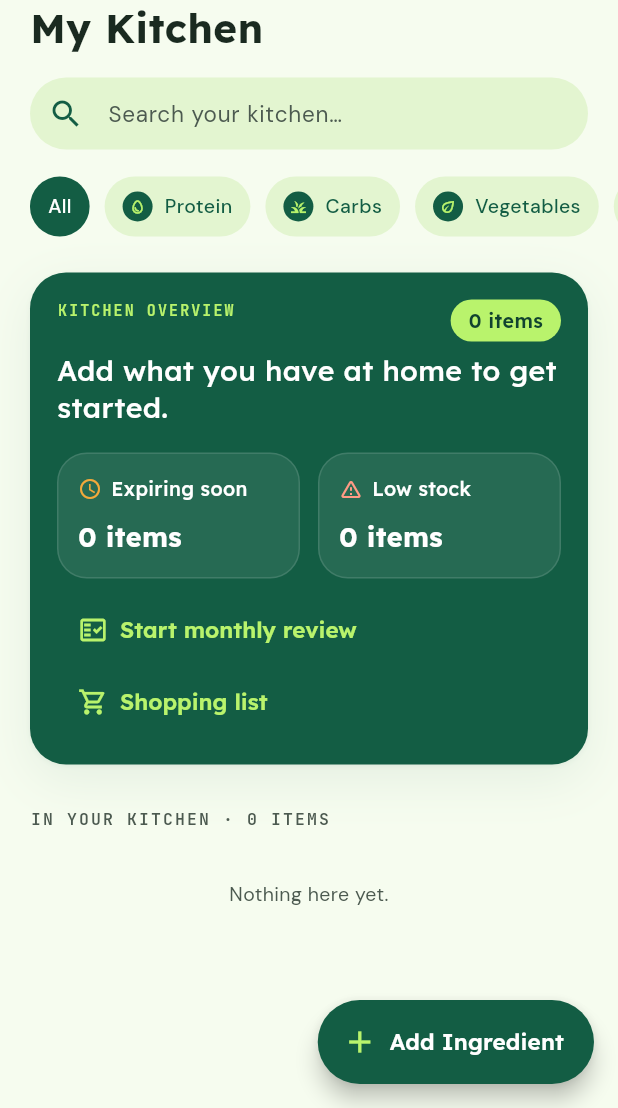
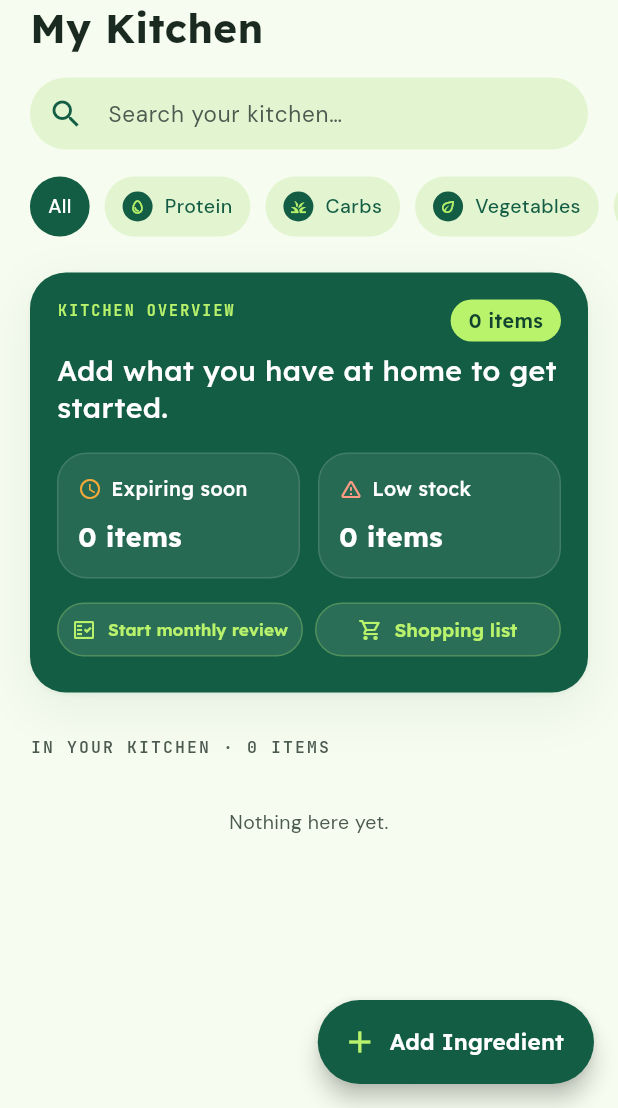
Before and after one commit to leanmuzveba/LIFE-fasting, a Flutter app: the MyKitchenScreen screen opened directly, on a phone screen of 412 x 824 dp, the part 128-1236 px from its top. Run offline on Flutter 3.47's test engine with Material 3 defaults, Android fonts, the phone set to English and light mode, and no system bars; our stand-ins replace flutter_local_notifications, flutter_riverpod, flutter_svg, image_picker, pedometer, permission_handler and 2 more; missing offline and left inert: mobile_scanner; accounts and stored records are empty.

Commit message:
My Kitchen: monthly review and shopping list side by side, smaller
Co-Authored-By: Claude Opus 5.5 <noreply@anthropic.com>

```diff
--- a/frontend/lib/features/kitchen/my_kitchen_screen.dart
+++ b/frontend/lib/features/kitchen/my_kitchen_screen.dart
@@ -246,28 +246,24 @@ class _MyKitchenScreenState extends ConsumerState<MyKitchenScreen> {
                           ],
                         ),
                         const SizedBox(height: 10),
-                        Wrap(
-                          spacing: 4,
+                        Row(
                           children: [
-                            TextButton.icon(
-                              style: TextButton.styleFrom(
-                                foregroundColor: AppColors.accent,
-                                minimumSize: const Size(48, 48),
+                            Expanded(
+                              child: _PillAction(
+                                icon: Icons.fact_check_outlined,
+                                label: l.kitchenStartReview,
+                                onTap: () =>
+                                    Navigator.of(context)
+                                        .push(MaterialPageRoute<void>(builder: (_) => const KitchenReviewScreen())),
                               ),
-                              onPressed: () =>
-                                  Navigator.of(context)
-                                      .push(MaterialPageRoute<void>(builder: (_) => const KitchenReviewScreen())),
-                              icon: const Icon(Icons.fact_check_outlined, size: 20),
-                              label: Text(l.kitchenStartReview),
                             ),
-                            TextButton.icon(
-                              style: TextButton.styleFrom(
-                                foregroundColor: AppColors.accent,
-                                minimumSize: const Size(48, 48),
+                            const SizedBox(width: 8),
+                            Expanded(
+                              child: _PillAction(
+                                icon: Icons.shopping_cart_outlined,
+                                label: l.shoppingTitle,
+                                onTap: () => showShoppingList(context),
                               ),
-                              onPressed: () => showShoppingList(context),
-                              icon: const Icon(Icons.shopping_cart_outlined, size: 20),
-                              label: Text(l.shoppingTitle),
                             ),
                           ],
                         ),
@@ -446,3 +442,26 @@ class _KitchenItemCard extends StatelessWidget {
     );
   }
 }
+
+/// Small lime-outlined pill on the forest card (48 px tap area).
+class _PillAction extends StatelessWidget {
+  const _PillAction({required this.icon, required this.label, required this.onTap});
+  final IconData icon;
+  final String label;
+  final VoidCallback onTap;
+
+  @override
+  Widget build(BuildContext context) => TextButton.icon(
+    style: TextButton.styleFrom(
+      foregroundColor: AppColors.accent,
+      backgroundColor: const Color(0x1AFFFFFF),
+      shape: const StadiumBorder(side: BorderSide(color: Color(0x40B9F36C))),
+      padding: const EdgeInsets.symmetric(horizontal: 10),
+      minimumSize: const Size(0, 36),
+      textStyle: AppText.link.copyWith(fontSize: 12.5),
+    ),
+    onPressed: onTap,
+    icon: Icon(icon, size: 16),
+    label: FittedBox(fit: BoxFit.scaleDown, child: Text(label, maxLines: 1)),
+  );
+}
```
